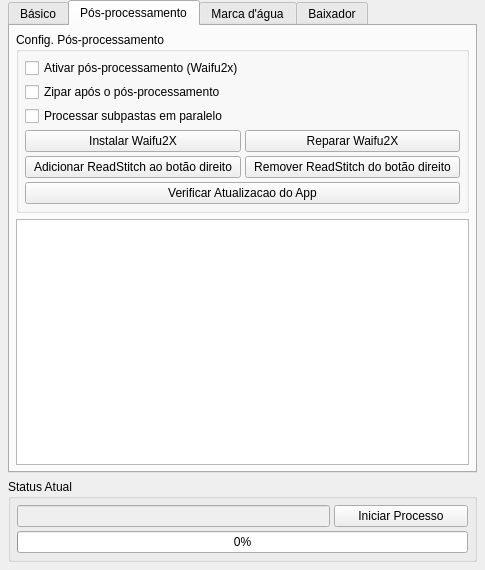
Qt form gui/layout.ui (devjohnatas/ReadStitch) before a commit.
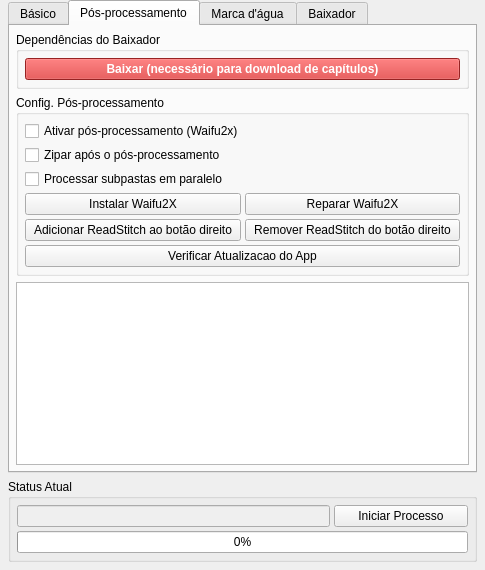
The same form after that commit. The open tabs and pages were chosen to show the change. Icons and pictures are not drawn.

The edit to the form file:
```diff
--- a/gui/layout.ui
+++ b/gui/layout.ui
@@ -192,6 +192,40 @@
         <property name="bottomMargin">
          <number>6</number>
         </property>
+        <item>
+         <widget class="QGroupBox" name="downloaderDepsGroupBox">
+          <property name="title">
+           <string>Dependências do Baixador</string>
+          </property>
+          <layout class="QVBoxLayout" name="verticalLayout_deps">
+           <property name="spacing">
+            <number>4</number>
+           </property>
+           <property name="leftMargin">
+            <number>6</number>
+           </property>
+           <property name="topMargin">
+            <number>6</number>
+           </property>
+           <property name="rightMargin">
+            <number>6</number>
+           </property>
+           <property name="bottomMargin">
+            <number>6</number>
+           </property>
+           <item>
+            <widget class="QPushButton" name="installPlaywrightButton">
+             <property name="text">
+              <string>Baixar (necessário para download de capítulos)</string>
+             </property>
+             <property name="styleSheet">
+              <string>background-color: #d32f2f; color: white; font-weight: bold;</string>
+             </property>
+            </widget>
+           </item>
+          </layout>
+         </widget>
+        </item>
         <item>
          <widget class="QGroupBox" name="postProcessGroupBox">
           <property name="title">
```
